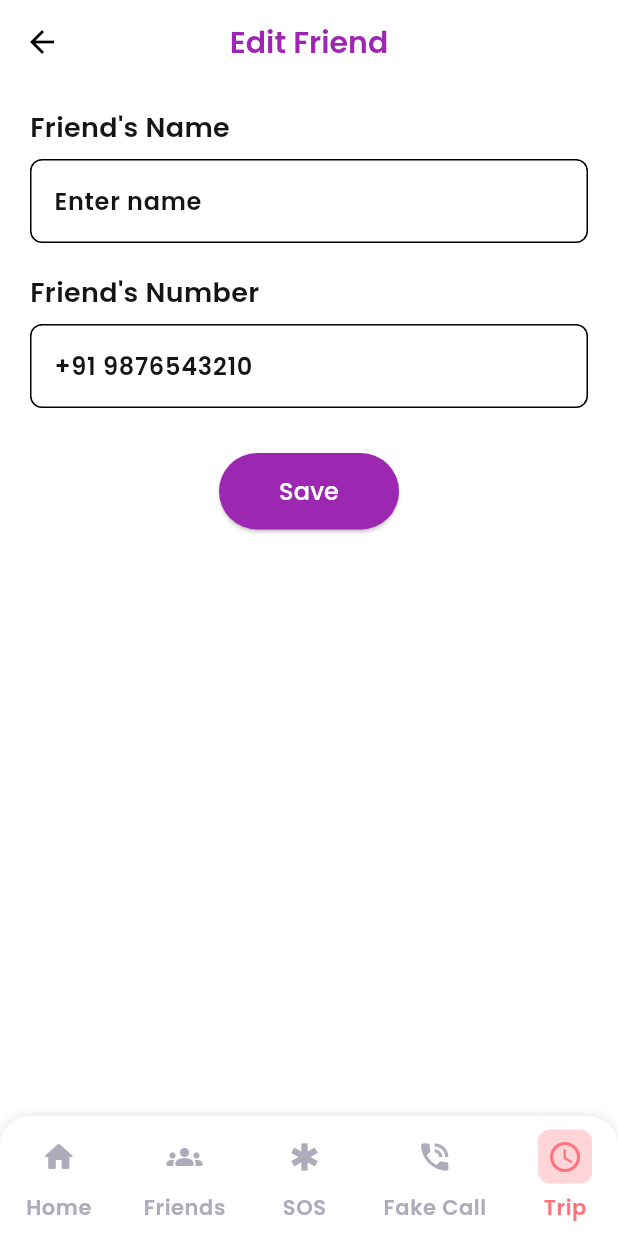
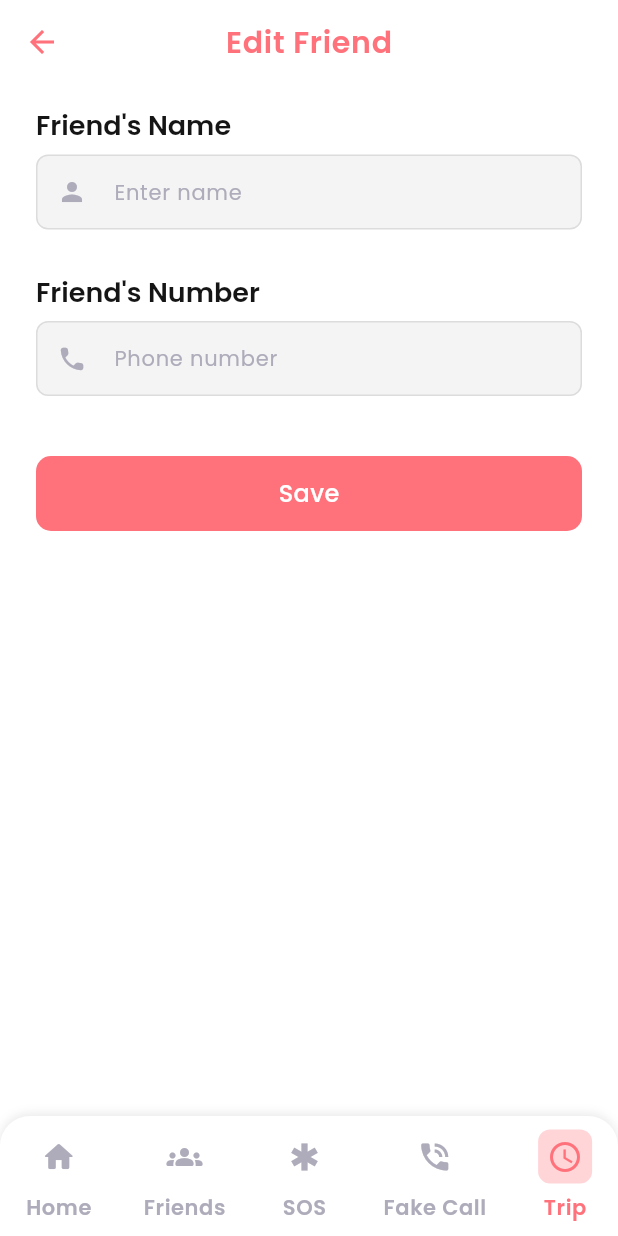
Before and after one commit to Nitishroy-7033/Project-Shakti, a Flutter app: the CustomBottomNav screen opened by its route, item 5 of the bottom bar chosen, after a tap on "Save", on a phone screen of 412 x 824 dp. Run offline on Flutter 3.47's test engine with Material 3 defaults, Android fonts, the phone set to English and light mode, and no system bars; our stand-ins replace flutter_bloc, flutter_contacts, google_fonts, permission_handler; network calls fail.

Commit message:
[#44] edit friend & fake call UI Set

```diff
--- a/lib/core/constants/app_icons.dart
+++ b/lib/core/constants/app_icons.dart
@@ -19,6 +19,7 @@ class AppIcons {
   static const IconData contactPhone =  Icons.contact_phone;
   static const IconData phoneTalk =  Icons.phone_in_talk;
   static const IconData lightBulb =  Icons.lightbulb_outline;
+  static const IconData phone =  Icons.phone_rounded;
 
   // Custom use case icons
   static const IconData attendance = Icons.access_time;
--- /dev/null
+++ b/lib/core/constants/app_images.dart
@@ -0,0 +1,3 @@
+class AppImages {
+  static const policePhoto = "assets/images/police.png";
+}
--- a/lib/features/bottom_nav/cubit/custom_nav_cubit.dart
+++ b/lib/features/bottom_nav/cubit/custom_nav_cubit.dart
@@ -13,8 +13,8 @@ class CustomNavCubit extends Cubit<int> {
   final List<Widget> pages = const [
     HomeScreen(),
     FriendListPage(),
+    ChangePasswordScreen(),
     FakeCall(),
-    ChangePasswordScreen(),
     EditFriendPage(),
   ];
 
--- a/lib/features/edit_friend/views/edit_friend_screen.dart
+++ b/lib/features/edit_friend/views/edit_friend_screen.dart
@@ -1,5 +1,8 @@
 import 'package:flutter/material.dart';
-import 'package:google_fonts/google_fonts.dart';
+import 'package:project_shakti/core/constants/app_icons.dart';
+import 'package:project_shakti/core/utils/ui_helper.dart';
+import 'package:project_shakti/core/widgets/custom_button.dart';
+import 'package:project_shakti/core/widgets/custom_text_field.dart';
 
 class EditFriendPage extends StatefulWidget {
   final String? name;
@@ -24,93 +27,56 @@ class _EditFriendPageState extends State<EditFriendPage> {
 
   @override
   Widget build(BuildContext context) {
-    final textStyle = GoogleFonts.poppins(fontSize: 16, color: Colors.black);
-
     return Scaffold(
       appBar: AppBar(
-        leading: const BackButton(color: Colors.black),
+        leading: BackButton(color: Theme.of(context).colorScheme.primary),
         elevation: 0,
-        backgroundColor: Colors.white,
         centerTitle: true,
         title: Text(
           "Edit Friend",
-          style: GoogleFonts.poppins(
-            color: Colors.purple,
-            fontWeight: FontWeight.w600,
-            fontSize: 20,
+          style: Theme.of(context).textTheme.bodyLarge?.copyWith(
+            color: Theme.of(context).colorScheme.primary,
           ),
         ),
       ),
       body: SafeArea(
         child: Padding(
-          padding: const EdgeInsets.symmetric(horizontal: 20, vertical: 16),
+          padding: const EdgeInsets.symmetric(
+            horizontal: UIHelper.paddingLarge,
+            vertical: UIHelper.paddingMedium,
+          ),
           child: Column(
             crossAxisAlignment: CrossAxisAlignment.start,
             children: [
               Text(
                 "Friend's Name",
-                style: GoogleFonts.poppins(
-                  fontSize: 18,
-                  fontWeight: FontWeight.w600,
-                ),
+                style: Theme.of(context).textTheme.headlineMedium,
               ),
-              const SizedBox(height: 8),
-              TextField(
+              UIHelper.getVerticalSpace(UIHelper.paddingSmall),
+              CustomTextField(
                 controller: _nameController,
-                style: textStyle,
-                decoration: InputDecoration(
-                  hintText: 'Enter name',
-                  border: OutlineInputBorder(
-                    borderRadius: BorderRadius.circular(8),
-                  ),
-                ),
+                labelText: "Enter name",
+                icon: AppIcons.profile,
+                iconColor: Theme.of(context).colorScheme.tertiary,
+                keyboardType: TextInputType.name,
+                textInputAction: TextInputAction.done,
               ),
-              const SizedBox(height: 20),
+              SizedBox(height: 30),
               Text(
                 "Friend's Number",
-                style: GoogleFonts.poppins(
-                  fontSize: 18,
-                  fontWeight: FontWeight.w600,
-                ),
+                style: Theme.of(context).textTheme.headlineMedium,
               ),
-              const SizedBox(height: 8),
-              TextField(
+              UIHelper.getVerticalSpace(UIHelper.paddingSmall),
+              CustomTextField(
                 controller: _numberController,
+                labelText: "Phone number",
+                icon: AppIcons.phone,
+                iconColor: Theme.of(context).colorScheme.tertiary,
                 keyboardType: TextInputType.phone,
-                style: textStyle,
-                decoration: InputDecoration(
-                  hintText: '+91 9876543210',
-                  border: OutlineInputBorder(
-                    borderRadius: BorderRadius.circular(8),
-                  ),
-                ),
+                textInputAction: TextInputAction.done,
               ),
-              const SizedBox(height: 30),
-              Center(
-                child: ElevatedButton(
-                  onPressed: () {
-                    // Save edited data logic
-                  },
-                  style: ElevatedButton.styleFrom(
-                    backgroundColor: Colors.purple,
-                    padding: const EdgeInsets.symmetric(
-                      horizontal: 40,
-                      vertical: 14,
-                    ),
-                    shape: RoundedRectangleBorder(
-                      borderRadius: BorderRadius.circular(30),
-                    ),
-                  ),
-                  child: Text(
-                    "Save",
-                    style: GoogleFonts.poppins(
-                      fontSize: 16,
-                      color: Colors.white,
-                      fontWeight: FontWeight.w500,
-                    ),
-                  ),
-                ),
-              ),
+              SizedBox(height: 40),
+              CustomButton(text: "Save", isLoading: false, onPressed: () {}),
             ],
           ),
         ),
--- a/lib/features/fake_call/views/fake_call.dart
+++ b/lib/features/fake_call/views/fake_call.dart
@@ -1,4 +1,7 @@
 import 'package:flutter/material.dart';
+import 'package:project_shakti/core/constants/app_images.dart';
+import 'package:project_shakti/core/theme/app_colors.dart';
+import 'package:project_shakti/core/utils/ui_helper.dart';
 
 class FakeCall extends StatelessWidget {
   const FakeCall({super.key});
@@ -8,70 +11,52 @@ class FakeCall extends StatelessWidget {
     final size = MediaQuery.of(context).size;
 
     return Scaffold(
-      backgroundColor: Colors.white,
-      body: SafeArea(
-        child: Column(
+      body: Column(
         children: [
-            SizedBox(height: size.height * 0.05),
-
+          SizedBox(height: 100),
           // Profile Image
           CircleAvatar(
-              radius: size.width * 0.15,
-              backgroundImage: AssetImage("assets/images/police.png"),
+            radius: 50,
+            backgroundImage: AssetImage(AppImages.policePhoto),
           ),
-            const SizedBox(height: 20),
-
+          UIHelper.getVerticalSpace(UIHelper.paddingSmall),
           // Call Status
-            const Text(
-              "On Call",
-              style: TextStyle(fontSize: 18, color: Colors.black54),
+          // Call Duration
+          Text(
+            "02:36",
+            style: TextStyle(
+              fontSize: 24,
+              color: Theme.of(context).colorScheme.tertiary,
+              fontWeight: FontWeight.normal,
             ),
-            const SizedBox(height: 5),
-
+          ),
+          Text("On Call", style: Theme.of(context).textTheme.bodySmall),
+          UIHelper.getVerticalSpace(UIHelper.paddingSmall),
           // Contact Name
-            const Text(
-              "Police",
-              style: TextStyle(fontSize: 24, fontWeight: FontWeight.bold),
+          Text("Police", style: Theme.of(context).textTheme.headlineLarge),
+          // Emergency Number
+          Text(
+            "Emergency - 1091",
+            style: Theme.of(context).textTheme.bodyMedium?.copyWith(
+              color: Theme.of(context).colorScheme.tertiary,
             ),
-            const SizedBox(height: 5),
-
-            // Emergency Number
-            const Text(
-              "Emergency - 1091",
-              style: TextStyle(fontSize: 18, color: Colors.black54),
-            ),
-            const SizedBox(height: 5),
-
-            // Call Duration
-            const Text(
-              "0:00",
-              style: TextStyle(fontSize: 16, color: Colors.grey),
           ),
 
           const Spacer(),
 
           // Call Controls Container with increased height
           Container(
-              height: size.height * 0.35,
+            height: 260,
             width: double.infinity,
             padding: const EdgeInsets.symmetric(vertical: 30, horizontal: 20),
             decoration: BoxDecoration(
-                color: Colors.white,
+              color: Theme.of(context).colorScheme.primaryContainer,
               borderRadius: const BorderRadius.only(
                 topLeft: Radius.circular(20),
                 topRight: Radius.circular(20),
               ),
-                boxShadow: [
-                  BoxShadow(
-                    color: Colors.grey.withOpacity(0.3),
-                    spreadRadius: 2,
-                    blurRadius: 6,
-                    offset: const Offset(0, -2),
-                  ),
-                ],
             ),
             child: Column(
-                mainAxisAlignment: MainAxisAlignment.end,
               children: [
                 Wrap(
                   alignment: WrapAlignment.center,
@@ -83,31 +68,35 @@ class FakeCall extends StatelessWidget {
                     _CallButton(
                       icon: Icons.volume_up,
                       label: "Speaker",
-                        iconColor: Colors.white,
-                        bgColor: Colors.deepPurple,
+                      iconColor: Theme.of(context).colorScheme.onPrimary,
+                      bgColor: Theme.of(context).colorScheme.primary,
                     ),
                     _CallButton(icon: Icons.more_horiz, label: "More"),
                   ],
                 ),
                 const SizedBox(height: 30),
-
                 // End Call Button
                 Column(
-                    children: const [
+                  children: [
                     CircleAvatar(
                       radius: 30,
-                        backgroundColor: Colors.red,
-                        child: Icon(Icons.call_end, color: Colors.white),
+                      backgroundColor: AppColors.errorColor,
+                      child: Icon(
+                        Icons.call_end,
+                        color: Theme.of(context).colorScheme.onPrimary,
+                      ),
                     ),
                     SizedBox(height: 8),
-                      Text("End Call", style: TextStyle(fontSize: 16)),
+                    Text(
+                      "End Call",
+                      style: Theme.of(context).textTheme.bodyMedium,
+                    ),
                   ],
                 ),
               ],
             ),
           ),
         ],
-        ),
       ),
     );
   }
@@ -132,11 +121,20 @@ class _CallButton extends StatelessWidget {
       children: [
         CircleAvatar(
           radius: 25,
-          backgroundColor: bgColor ?? Colors.grey.shade200,
-          child: Icon(icon, color: iconColor ?? Colors.black),
+          backgroundColor: bgColor ?? Theme.of(context).colorScheme.surface,
+          child: Icon(
+            icon,
+            color:
+                iconColor ?? Theme.of(context).colorScheme.onPrimaryContainer,
+          ),
         ),
         const SizedBox(height: 8),
-        Text(label, style: const TextStyle(fontSize: 14)),
+        Text(
+          label,
+          style: Theme.of(context).textTheme.labelLarge?.copyWith(
+            color: Theme.of(context).colorScheme.onPrimaryContainer,
+          ),
+        ),
       ],
     );
   }
--- a/lib/features/friend_list/views/friend_list_page.dart
+++ b/lib/features/friend_list/views/friend_list_page.dart
@@ -15,13 +15,12 @@ class FriendListPage extends StatelessWidget {
     return Scaffold(
       appBar: AppBar(
         elevation: 0,
-        leading: BackButton(color: Theme.of(context).colorScheme.onPrimary),
-        backgroundColor: Theme.of(context).colorScheme.primary,
+        leading: BackButton(color: Theme.of(context).colorScheme.primary),
         centerTitle: true,
         title: Text(
           AppStrings.appNameLower,
           style: Theme.of(context).textTheme.bodyLarge?.copyWith(
-            color: Theme.of(context).colorScheme.onPrimary,
+            color: Theme.of(context).colorScheme.primary,
           ),
         ),
       ),
--- a/lib/main.dart
+++ b/lib/main.dart
@@ -21,8 +21,7 @@ class MyApp extends StatelessWidget {
       // themeMode: themeController.isLightTheme.value
       //             ? ThemeMode.light
       //             : ThemeMode.dark,
-      initialRoute: AppRoutes.splash,
-      // home: const SplashScreen(),
+      initialRoute: AppRoutes.fakeCall,
       routes: AppRoutes.getRoutes(),
       builder: (context, child) {
         updateStatusBar(context);
```
Lines whose indentation alone changed are shown as unchanged.
